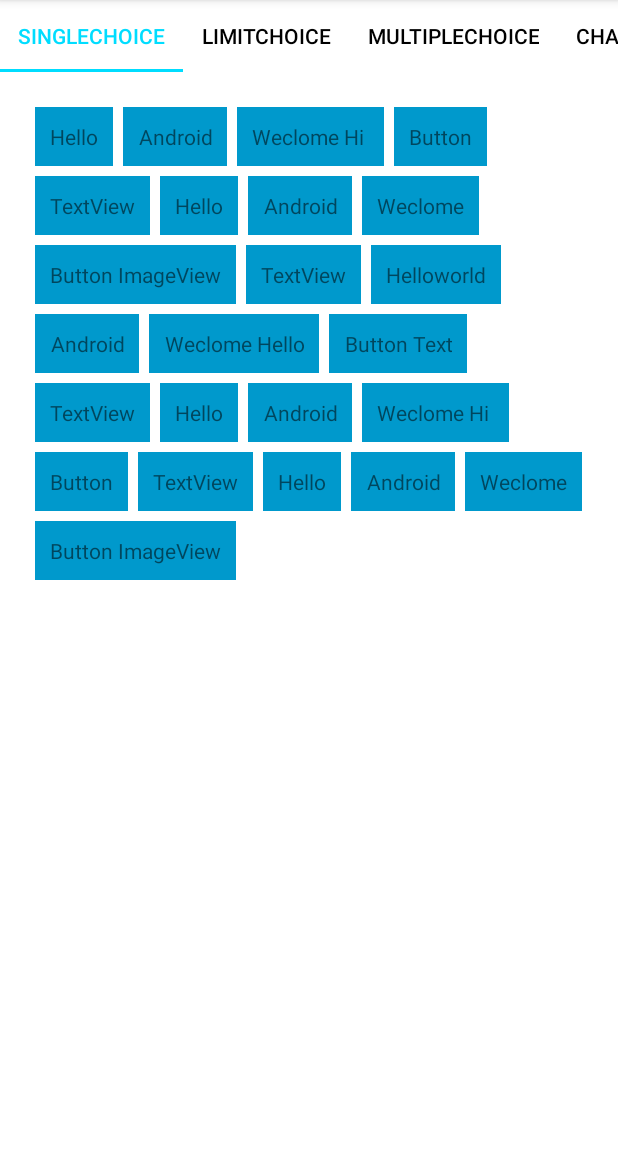
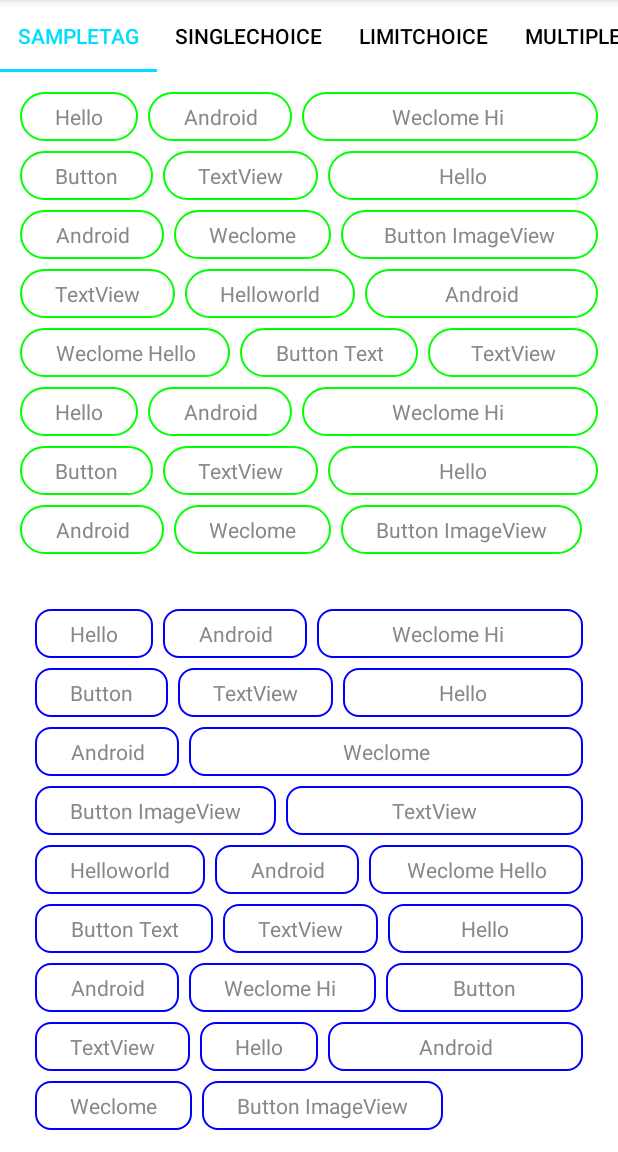
Before and after one commit to zeng3234/TagFlowLayout, an Android app: the screen it shows after launch (MainActivity), on a phone screen of 412 x 824 dp, the part 84-1236 px from its top. Run offline under Robolectric (Android 15) with nearby library versions, the phone set to English and light mode, and no system bars.

Commit message:
添加字体颜色

```diff
--- a/TagFlowLayoutLib/src/main/java/com/zen/flowlayout/TagItemView.java
+++ b/TagFlowLayoutLib/src/main/java/com/zen/flowlayout/TagItemView.java
@@ -2,6 +2,7 @@ package com.zen.flowlayout;
 
 
 import android.content.Context;
+import android.content.res.ColorStateList;
 import android.graphics.drawable.Drawable;
 import android.graphics.drawable.GradientDrawable;
 import android.graphics.drawable.StateListDrawable;
@@ -65,6 +66,7 @@ public class TagItemView extends TextView implements IFixWidthView {
             Drawable selectedBg = buildSelectedBg();
             StateListDrawable drawable = new StateListDrawable();
             drawable.addState(new int[]{android.R.attr.state_selected}, selectedBg);//  状态  , 设置按下的图片
+            drawable.addState(new int[]{android.R.attr.state_pressed}, selectedBg);//  状态  , 设置按下的图片
             drawable.addState(new int[]{}, normalBg);//默认状态,默认状态下的图片
             setBg(drawable);
         } else {
@@ -91,6 +93,15 @@ public class TagItemView extends TextView implements IFixWidthView {
         return drawable;
     }
 
+    private static ColorStateList buildColorSelector(int normalColor, int selectedColor) {
+        int[] colors = new int[]{selectedColor, selectedColor, normalColor};
+        int[][] states = new int[3][];
+        states[0] = new int[]{android.R.attr.state_pressed};
+        states[1] = new int[]{android.R.attr.state_selected};
+        states[2] = new int[]{};
+        ColorStateList list = new ColorStateList(states, colors);
+        return list;
+    }
 
     private Drawable buildNormalBg() {
         if (type == Builder.TYPE_CIRCLE) {
@@ -112,6 +123,11 @@ public class TagItemView extends TextView implements IFixWidthView {
     }
 
 
+    /**
+     * 用于打印当前的半径，半圆形时，可获取该值，用于设置padding
+     *
+     * @return
+     */
     public String test_getRadiusStr() {
         int dp = px2dp(getContext(), radius);
         return "px: " + radius + " dp: " + dp;
@@ -142,6 +158,13 @@ public class TagItemView extends TextView implements IFixWidthView {
             btn.sBgColor = sBgColor;
             btn.sStrokeColor = sStrokeColor;
             btn.lastFixWidth = lastFixWidth;
+            if (nTextColor != -1) {
+                if (sTextColor != -1) {
+                    btn.setTextColor(buildColorSelector(nTextColor, sTextColor));
+                } else {
+                    btn.setTextColor(nTextColor);
+                }
+            }
             return btn;
         }
 
@@ -174,6 +197,9 @@ public class TagItemView extends TextView implements IFixWidthView {
         boolean needSelector = false;
         //
         boolean lastFixWidth = false;
+        //
+        int nTextColor = -1;
+        int sTextColor = -1;
 
 
         /**
@@ -283,6 +309,17 @@ public class TagItemView extends TextView implements IFixWidthView {
             return this;
         }
 
+        public Builder textColor(int normalColor) {
+            this.nTextColor = normalColor;
+            return this;
+        }
+
+        public Builder textColorSelector(int normalColor, int selectedColor) {
+            this.nTextColor = normalColor;
+            this.sTextColor = selectedColor;
+            return this;
+        }
+
     }
 
     /**
--- a/app/src/main/java/com/zen/flowlayout/demo/MainActivity.java
+++ b/app/src/main/java/com/zen/flowlayout/demo/MainActivity.java
@@ -12,12 +12,14 @@ import com.zen.flowlayout.R;
 public class MainActivity extends AppCompatActivity {
 
     private String[] titles = new String[]{
-            "SingleChoice", "LimitChoice",
+            "SampleTag",
+            "SingleChoice",
+            "LimitChoice",
             "MultipleChoice",
             "ChangeMode",
             "ClickEvent",
-            "ScrollView",
-            "SampleTag"
+            "ScrollView"
+
     };
     private TabLayout mTabLayout;
     private ViewPager mViewPager;
@@ -34,19 +36,20 @@ public class MainActivity extends AppCompatActivity {
 
                 switch (position) {
                     case 0:
+                        return new SampleTagFragment();
+                    case 1:
                         return new SingleChoiceFragment();
-                    case 1:
+                    case 2:
                         return new LimitChoiceFragment();
-                    case 2:
+                    case 3:
                         return new MultipleChoiceFragment();
-                    case 3:
+                    case 4:
                         return new ChangeModeFragment();
-                    case 4:
+                    case 5:
                         return new EventFragment();
-                    case 5:
+                    case 6:
                         return new ScrollViewFragment();
-                    case 6:
-                        return new SampleTagFragment();
+
                     default:
                         return new SingleChoiceFragment();
                 }
--- a/app/src/main/java/com/zen/flowlayout/demo/SampleTagFragment.java
+++ b/app/src/main/java/com/zen/flowlayout/demo/SampleTagFragment.java
@@ -23,6 +23,7 @@ public class SampleTagFragment extends Fragment {
                     "Android", "Weclome", "Button ImageView"};
 
     private TagFlowLayout mFlowLayout;
+    private TagFlowLayout mFlowLayout2;
 
     @Nullable
     @Override
@@ -45,6 +46,16 @@ public class SampleTagFragment extends Fragment {
                 return false;
             }
         });
+        //
+        mFlowLayout2 = view.findViewById(R.id.flowlayout2);
+//        mFlowLayout2.setChoiceMode(TagFlowLayout.CHOICE_MODE_LIMIT);
+//        mFlowLayout2.setLimit(3);
+        mFlowLayout2.setAdapter(new TagAdapter<String>(mVals) {
+            @Override
+            public View getView(int position, String str) {
+                return buildTagView2(str);
+            }
+        });
         return view;
     }
 
@@ -59,10 +70,25 @@ public class SampleTagFragment extends Fragment {
         builder.margin(5, 5, 5, 5);
         builder.padding(35, 10, 35, 10);
         builder.radius(15);
-//        builder.bg(TagItemView.Builder.TYPE_RECTANGLE, Color.WHITE,2,Color.YELLOW);
         builder.bg(TagItemView.Builder.TYPE_CIRCLE, Color.WHITE, 2, Color.GREEN);
         builder.bgSelected(Color.WHITE, Color.RED);
         builder.lastFixWidth(true);
+        builder.textColorSelector(Color.GRAY, Color.RED);
+        TagItemView itemView = builder.build();
+        itemView.setText(pstr);
+        return itemView;
+    }
+
+    private TextView buildTagView2(String pstr) {
+        TagItemView.Builder builder = new TagItemView.Builder(getContext());
+        builder.wh(ViewGroup.LayoutParams.WRAP_CONTENT, ViewGroup.LayoutParams.WRAP_CONTENT);
+        builder.margin(5, 5, 5, 5);
+        builder.padding(35, 10, 35, 10);
+        builder.radius(15);
+        builder.bg(TagItemView.Builder.TYPE_RECTANGLE, Color.WHITE, 2, Color.BLUE);
+        builder.bgSelected(Color.WHITE, Color.RED);
+        builder.lastFixWidth(true);
+        builder.textColorSelector(Color.GRAY, Color.RED);
         TagItemView itemView = builder.build();
         itemView.setText(pstr);
         return itemView;
--- a/app/src/main/res/layout/normal_fragment.xml
+++ b/app/src/main/res/layout/normal_fragment.xml
@@ -7,7 +7,13 @@
 
     <com.zen.flowlayout.TagFlowLayout
         android:id="@+id/flowlayout"
-        android:padding="20dp"
         android:layout_width="match_parent"
-        android:layout_height="wrap_content" />
+        android:layout_height="wrap_content"
+        android:padding="10dp" />
+
+    <com.zen.flowlayout.TagFlowLayout
+        android:id="@+id/flowlayout2"
+        android:layout_width="match_parent"
+        android:layout_height="wrap_content"
+        android:padding="20dp" />
 </LinearLayout>
```
